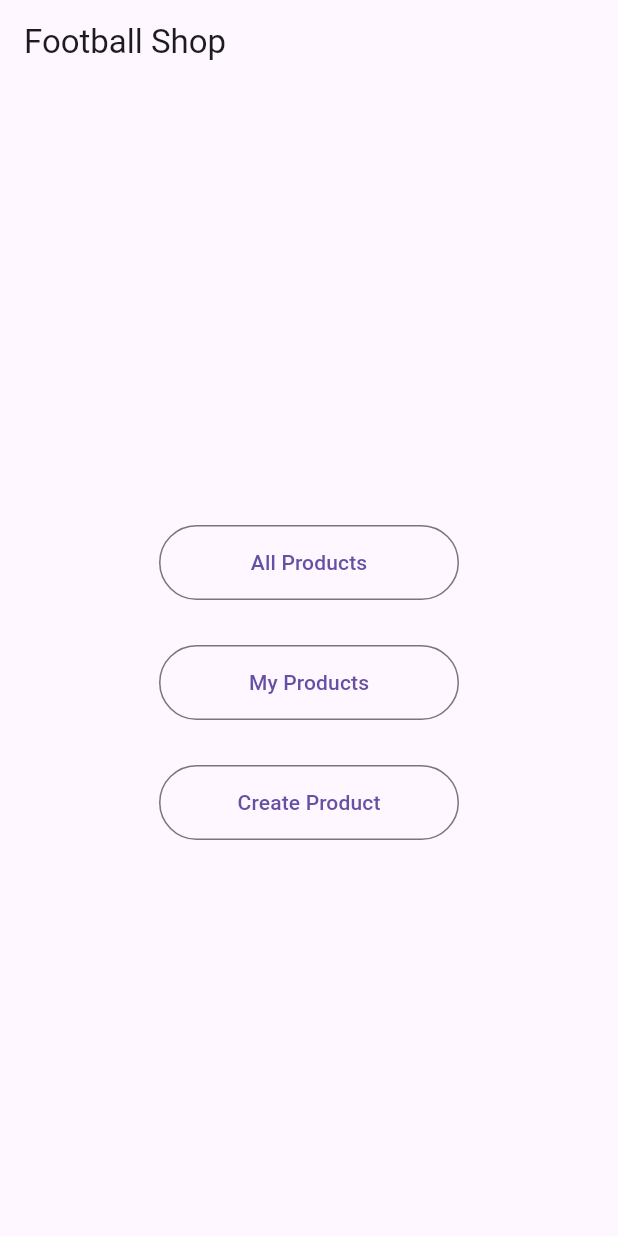
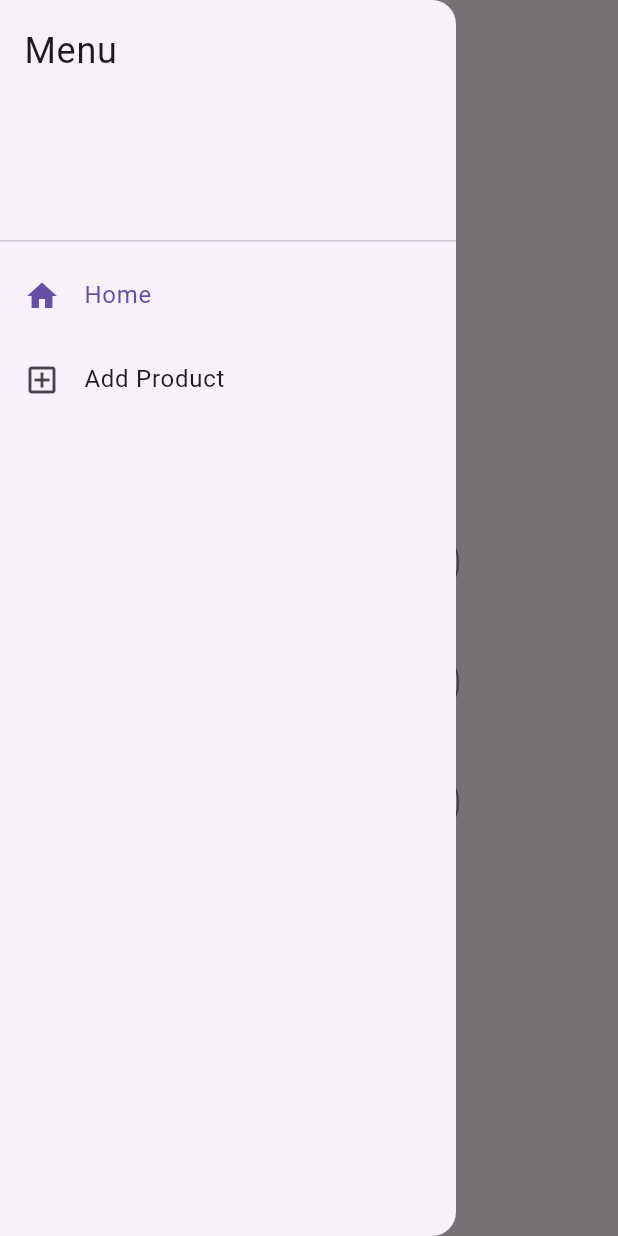
Before and after one commit to alghani46/footballshop_mobile, a Flutter app: the screen it shows after launch, with the side drawer open (before the commit the screen has no drawer), on a phone screen of 412 x 824 dp. Run offline on Flutter 3.47's test engine with Material 3 defaults, Android fonts, the phone set to English and light mode, and no system bars.

Commit message:
Assaigment 8
Added Drawer, Button  Product Function

```diff
--- /dev/null
+++ b/lib/app_drawer.dart
@@ -0,0 +1,37 @@
+import 'package:flutter/material.dart';
+
+class AppDrawer extends StatelessWidget {
+  final String currentRoute;
+  const AppDrawer({super.key, required this.currentRoute});
+
+  void _go(BuildContext context, String routeName) {
+    Navigator.pop(context); // close the drawer first
+    if (routeName == currentRoute) return; // already here
+    Navigator.pushReplacementNamed(context, routeName);
+  }
+
+  @override
+  Widget build(BuildContext context) {
+    return Drawer(
+      child: ListView(
+        children: [
+          const DrawerHeader(
+            child: Text('Menu', style: TextStyle(fontSize: 24)),
+          ),
+          ListTile(
+            leading: const Icon(Icons.home),
+            title: const Text('Home'),
+            selected: currentRoute == '/',
+            onTap: () => _go(context, '/'),
+          ),
+          ListTile(
+            leading: const Icon(Icons.add_box_outlined),
+            title: const Text('Add Product'),
+            selected: currentRoute == '/add',
+            onTap: () => _go(context, '/add'),
+          ),
+        ],
+      ),
+    );
+  }
+}
--- a/lib/main.dart
+++ b/lib/main.dart
@@ -1,34 +1,47 @@
 import 'package:flutter/material.dart';
-
+import 'app_drawer.dart';
+import 'add_product_form.dart';
 void main() => runApp(const MyApp());
 // The app root widget
 class MyApp extends StatelessWidget {
   const MyApp({super.key});
 
-
+  @override
   Widget build(BuildContext context) {
     return MaterialApp(
       title: 'Football Shop',
       theme: ThemeData(useMaterial3: true),
-      home: const HomePage(),
+      initialRoute: '/',
+      routes: {
+        '/': (_) => const HomePage(),
+        '/add': (_) => const AddProductPage(),
+      },
       debugShowCheckedModeBanner: false,
     );
   }
 }
-// Home Page Widget
+// Home Page
 class HomePage extends StatelessWidget {
   const HomePage({super.key});
 
+  void _snack(BuildContext context, String msg) {
+    final m = ScaffoldMessenger.of(context);
+    m.hideCurrentSnackBar();
+    m.showSnackBar(SnackBar(content: Text(msg)));
+  }
 
+  @override
   Widget build(BuildContext context) {
     return Scaffold(
       appBar: AppBar(title: const Text('Football Shop')),
+      drawer: const AppDrawer(currentRoute: '/'),
       body: const SafeArea(
         child: Center(child: ButtonsArea()),
       ),
     );
   }
 }
+
 
 //Button Area Widget
 class ButtonsArea extends StatelessWidget {
@@ -64,14 +77,15 @@ class ButtonsArea extends StatelessWidget {
             child: const Text('My Products'),
           ),
         ),
-        const SizedBox(height: 30),
+         const SizedBox(height: 30),
         SizedBox(
           width: 200,
           height: 50,
           child: OutlinedButton(
-            onPressed: () => _snack(context, 'You have pressed the Create Products button'),
-            child: const Text('Create Product'),
-          ),
+          onPressed: () {
+          Navigator.push(context,MaterialPageRoute(builder: (_) => const AddProductPage()),
+          );
+          },child: const Text('Add Product'),),
         ),
       ],
     );
```
Also changed, not shown: lib/add_product_form.dart (added, +213 -0 lines).
